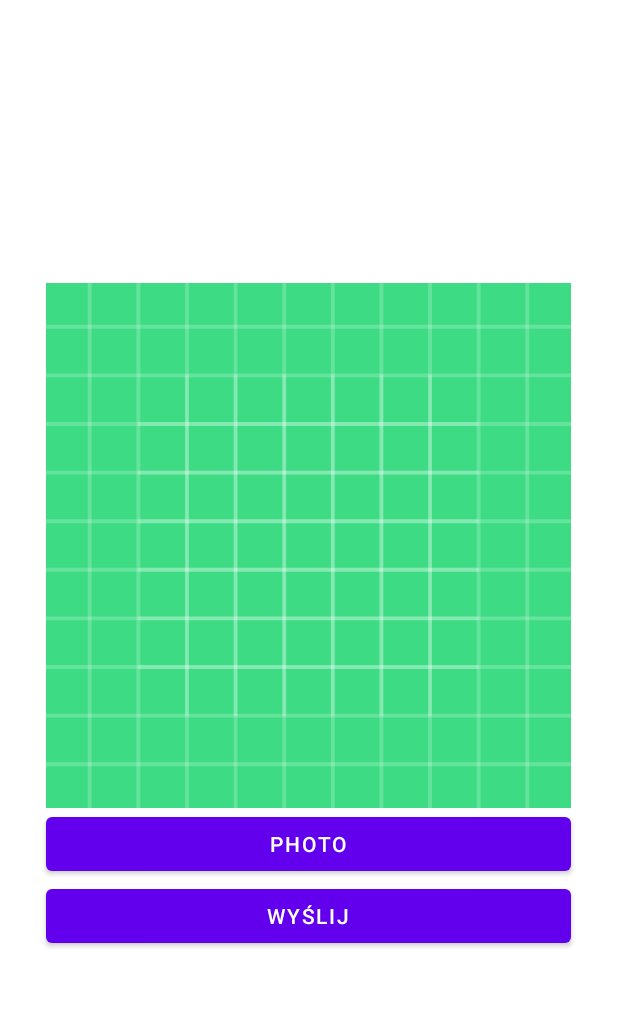
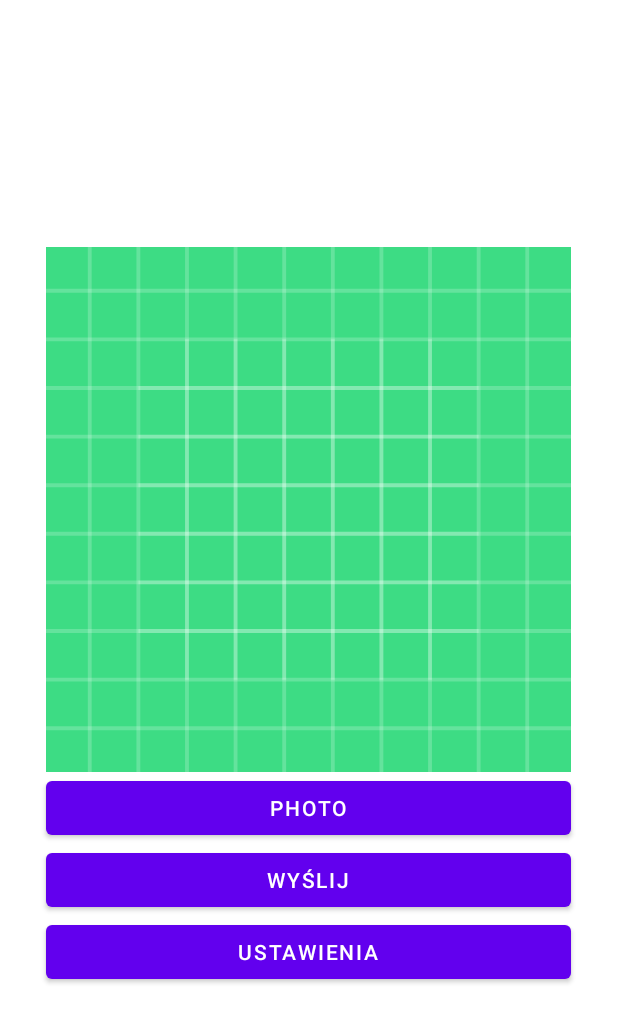
Before and after one commit to Gerald212/PhotoApp, an Android app: the screen it shows after launch (MainActivity), on a phone screen of 412 x 824 dp. Shown: the top 1023 px of the screen. Run offline under Robolectric (Android 15) with nearby library versions, the phone set to English and light mode, and no system bars; pictures from the network do not load.

Commit message:
koljeny commit

```diff
--- a/Aplikacja/app/src/main/java/com/example/photoapp/MainActivity.java
+++ b/Aplikacja/app/src/main/java/com/example/photoapp/MainActivity.java
@@ -72,7 +72,6 @@ public class MainActivity extends AppCompatActivity {
         if(!currentPhotoPath.isEmpty()){
             ImageView iv = findViewById(R.id.photoDisplay);
             iv.setImageURI(Uri.parse(currentPhotoPath));
-            //setPic();
         }
     }
 
--- a/Aplikacja/app/src/main/res/layout/activity_main.xml
+++ b/Aplikacja/app/src/main/res/layout/activity_main.xml
@@ -57,6 +57,17 @@
                 android:onClick="sendButtonOnClick"
                 android:text="Wyślij" />
         </TableRow>
+        <TableRow
+            android:layout_width="match_parent"
+            android:layout_height="match_parent"
+            android:gravity="center">
+
+            <Button
+                android:id="@+id/settingsButton"
+                android:layout_width="wrap_content"
+                android:layout_height="wrap_content"
+                android:text="Ustawienia" />
+        </TableRow>
 
     </TableLayout>
 </androidx.constraintlayout.widget.ConstraintLayout>
```
Also changed, not shown: Aplikacja/app/src/main/java/com/example/photoapp/SetingsActivity.java (added, +13 -0 lines), Aplikacja/app/src/main/java/com/example/photoapp/SettingsFragment.java (added, +7 -0 lines), Aplikacja/app/src/main/res/layout/activity_settings.xml (added, +19 -0 lines), 7 other files.
